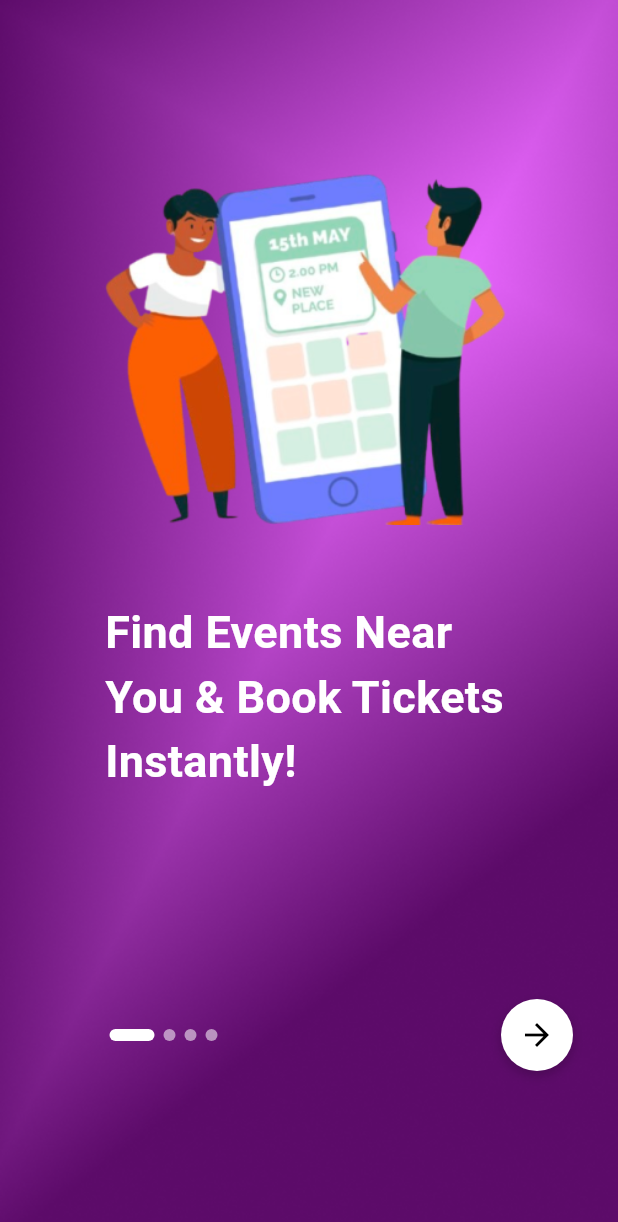
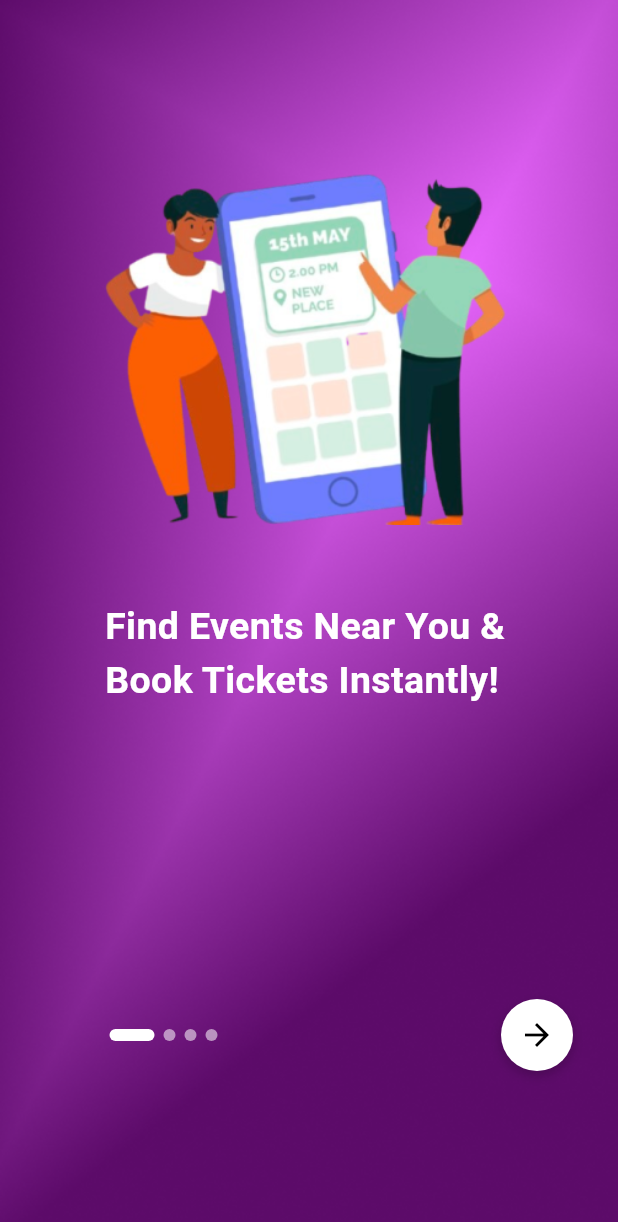
Before and after one commit to ShreyasVapiwala/Tixplore, a Flutter app: the screen it shows after launch, on a phone screen of 412 x 824 dp. Shown: the top 1222 px of the screen. Run offline on Flutter 3.47's test engine with Material 3 defaults, Android fonts, the light colour scheme and no system bars.

Commit message:
FontSize change

```diff
--- a/lib/screens/onboarding_screen.dart
+++ b/lib/screens/onboarding_screen.dart
@@ -92,7 +92,7 @@ class _StartScreenState extends State<StartScreen> {
                     key: ValueKey<int>(index),
                     textAlign: TextAlign.left,
                     style: const TextStyle(
-                      fontSize: 30,
+                      fontSize: 25,
                       fontWeight: FontWeight.bold,
                       color: Colors.white,
                     ),
```
